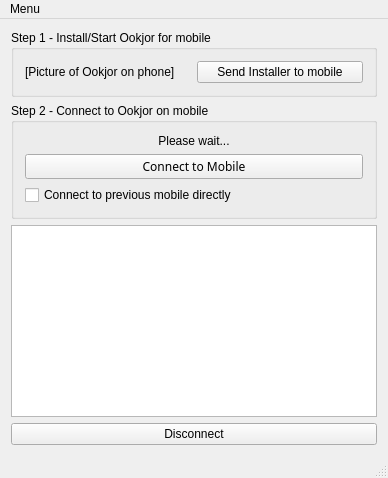
Above: ookjorwindow.ui from ykasidit/Ookjor before the change. Below: the same form after it.
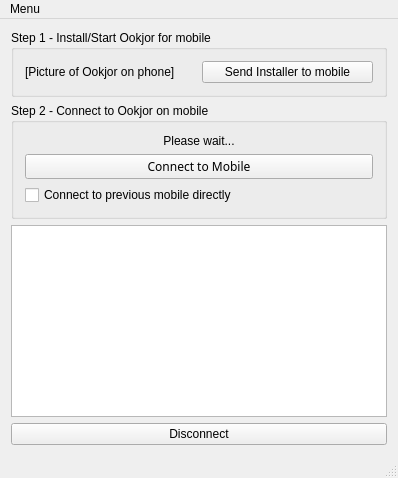
That is the form after the change.

Diff of the .ui file:
```diff
--- a/ookjorwindow.ui
+++ b/ookjorwindow.ui
@@ -6,7 +6,7 @@
    <rect>
     <x>0</x>
     <y>0</y>
-    <width>388</width>
+    <width>398</width>
     <height>465</height>
    </rect>
   </property>
@@ -67,7 +67,7 @@
        <item>
         <widget class="QPushButton" name="startSendButton">
          <property name="sizePolicy">
-          <sizepolicy hsizetype="MinimumExpanding" vsizetype="MinimumExpanding">
+          <sizepolicy hsizetype="MinimumExpanding" vsizetype="Fixed">
            <horstretch>0</horstretch>
            <verstretch>0</verstretch>
           </sizepolicy>
@@ -188,7 +188,7 @@
     <rect>
      <x>0</x>
      <y>0</y>
-     <width>388</width>
+     <width>398</width>
      <height>25</height>
     </rect>
    </property>
```
